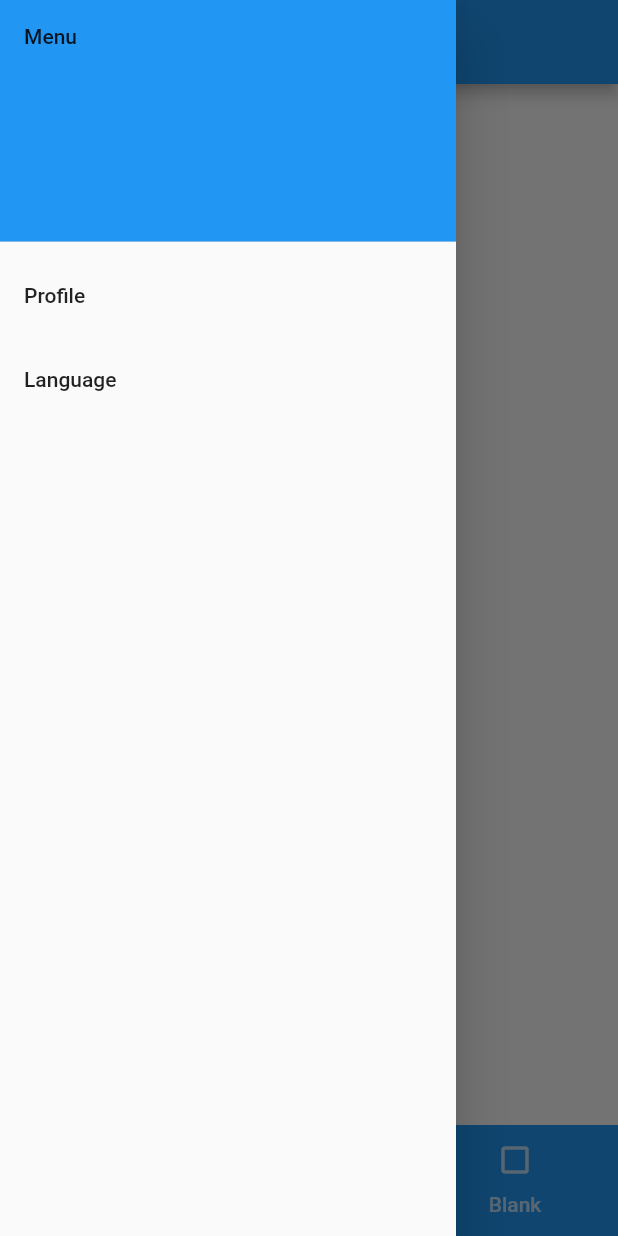
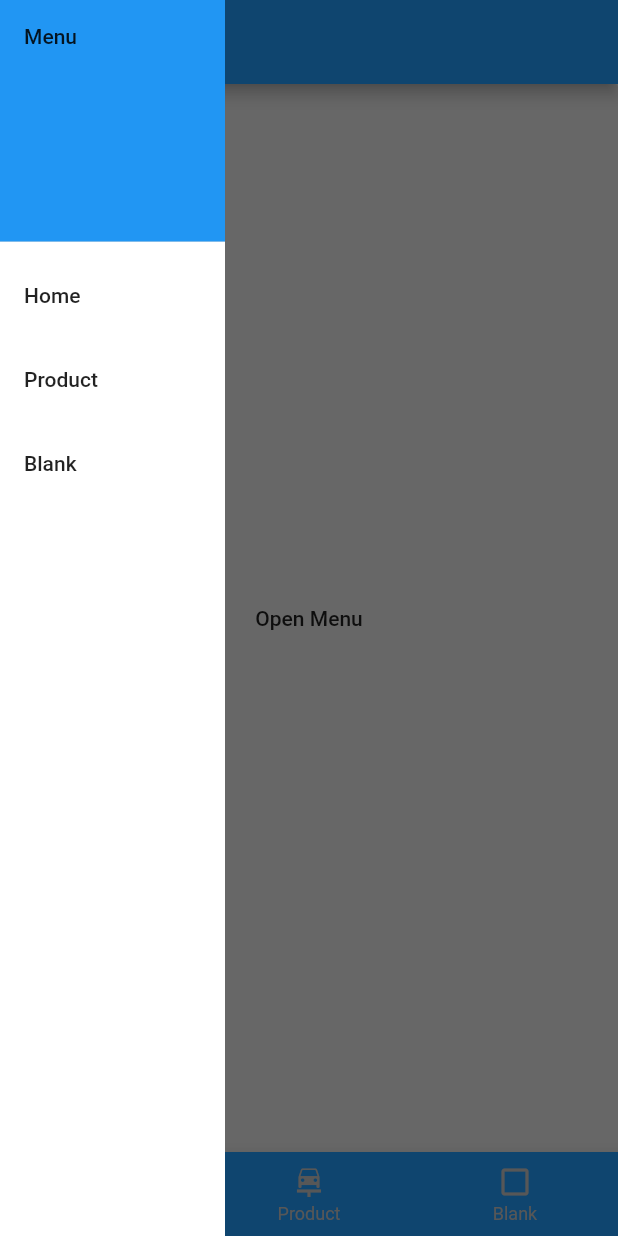
Before and after one commit to vika41130/carousel_slider, a Flutter app: the screen it shows after launch, with the side drawer open, on a phone screen of 412 x 824 dp. Run offline on Flutter 3.47's test engine with Material 2 defaults, Android fonts, the light colour scheme and no system bars.

Commit message:
[bottom_bar] drawer

```diff
--- a/lib/home_container.dart
+++ b/lib/home_container.dart
@@ -1,8 +1,8 @@
 import 'package:flutter/material.dart';
+import 'package:lutoi/model/bottom_tab_bar.model.dart';
 import 'package:lutoi/tab_page/home_tab_page.dart';
 import 'package:lutoi/tab_page/another_tab_page.dart';
 import 'package:lutoi/tab_page/product_tab_page.dart';
-
 
 class HomeContainer extends StatefulWidget {
   HomeContainer({Key key}) : super(key: key);
@@ -12,30 +12,42 @@ class HomeContainer extends StatefulWidget {
 }
 
 class _HomeContainerState extends State<HomeContainer> {
+  int tabIndex = 0;
   List<Widget> pagesList;
+  List<BottomTabBarModel> bottomTabBarList = [];
+  final GlobalKey<ScaffoldState> _scaffoldKey = new GlobalKey<ScaffoldState>();
+
   @override
   void initState() {
     super.initState();
     pagesList = [
-      HomeTabPage(),
+      HomeTabPage(scaffoldKey: _scaffoldKey),
       ProductTabPage(),
       BlankTabPage(),
     ];
+    createBottomTabBarDataList();
+  }
+
+  void createBottomTabBarDataList() {
+    bottomTabBarList.add(BottomTabBarModel(label: 'Home'));
+    bottomTabBarList.add(BottomTabBarModel(label: 'Product'));
+    bottomTabBarList.add(BottomTabBarModel(label: 'Blank'));
   }
 
   @override
   Widget build(BuildContext context) {
-    return MaterialApp(
-      debugShowCheckedModeBanner: false,
-      color: Colors.yellow,
-      home: DefaultTabController(
-        length: 3,
-        child: Scaffold(
-          // endDrawer
-      drawer: Drawer(
+    return Scaffold(
+      key: _scaffoldKey,
+      appBar: AppBar(
+        title: Text('${bottomTabBarList[tabIndex].label}'),
+      ),
+      // drawer: Drawer(
+      drawer: Container(
+        width: 150,
+        color: Colors.white,
         child: ListView(
           padding: EdgeInsets.zero,
-          children: [
+          children: <Widget>[
             DrawerHeader(
               child: Text('Menu'),
               decoration: BoxDecoration(
@@ -43,39 +55,61 @@ class _HomeContainerState extends State<HomeContainer> {
               ),
             ),
             ListTile(
-              title: Text('Profile'),
-              onTap: () {},
+              title: Text('${bottomTabBarList[0].label}'),
+              onTap: () {
+                setState(() {
+                  tabIndex = 0;
+                });
+                Navigator.of(context).pop();
+              },
             ),
             ListTile(
-              title: Text('Language'),
-              onTap: () {},
+              title: Text('${bottomTabBarList[1].label}'),
+              onTap: () {
+                setState(() {
+                  tabIndex = 1;
+                });
+                Navigator.of(context).pop();
+              },
+            ),
+            ListTile(
+              title: Text('${bottomTabBarList[2].label}'),
+              onTap: () {
+                setState(() {
+                  tabIndex = 2;
+                });
+                Navigator.of(context).pop();
+              },
             ),
           ],
         ),
       ),
-          body: TabBarView(
-            // physics: NeverScrollableScrollPhysics(),
-            children: pagesList
-          ),
-          bottomNavigationBar: TabBar(
-            tabs: [
-              Tab(
-                text: 'Home',
-                icon: Icon(Icons.home),
-              ),
-              Tab(
-                text: 'BMW',
-                icon: Icon(Icons.directions_car),
-              ),
-              Tab(
-                text: 'Blank',
-                icon: Icon(Icons.check_box_outline_blank_outlined),
-              ),
-            ],
-          ),
+      body: pagesList[tabIndex],
+      bottomNavigationBar: BottomNavigationBar(
+          selectedItemColor: Colors.white,
+          unselectedItemColor: Colors.grey[400],
           backgroundColor: Theme.of(context).primaryColor,
-        ),
-      ),
+          currentIndex: tabIndex,
+          onTap: (int index) {
+            setState(() {
+              tabIndex = index;
+            });
+          },
+          items: [
+            BottomNavigationBarItem(
+              icon: Icon(Icons.home),
+              label: bottomTabBarList[0].label,
+            ),
+            BottomNavigationBarItem(
+              icon: Icon(Icons.car_repair),
+              label: bottomTabBarList[1].label,
+            ),
+            BottomNavigationBarItem(
+              icon: Icon(Icons.check_box_outline_blank),
+              label: bottomTabBarList[2].label,
+            ),
+          ]),
+      backgroundColor: Theme.of(context).primaryColor,
     );
   }
 }
--- a/lib/main.dart
+++ b/lib/main.dart
@@ -8,10 +8,8 @@ void main() {
 class MyApp extends StatelessWidget {
   @override
   Widget build(BuildContext context) {
-    final title = 'Demo App';
     return MaterialApp(
       debugShowCheckedModeBanner: false,
-      title: title,
       theme: ThemeData(
         primarySwatch: Colors.blue,
       ),
--- /dev/null
+++ b/lib/model/bottom_tab_bar.model.dart
@@ -0,0 +1,5 @@
+class BottomTabBarModel {
+  String label;
+
+  BottomTabBarModel({this.label});
+}
--- a/lib/tab_page/another_tab_page.dart
+++ b/lib/tab_page/another_tab_page.dart
@@ -14,11 +14,9 @@ class _BlankTabPageState extends State<BlankTabPage>
 
   @override
   Widget build(BuildContext context) {
-    return Scaffold(
-      appBar: AppBar(
-        title: Text('Blank'),
-      ),
-      body: Center(
+    return Container(
+      color: Colors.white,
+      child: Center(
         child: Text(
           'Blank',
           style: TextStyle(fontSize: 30),
--- a/lib/tab_page/home_tab_page.dart
+++ b/lib/tab_page/home_tab_page.dart
@@ -1,12 +1,15 @@
 import 'package:flutter/material.dart';
 
 class HomeTabPage extends StatefulWidget {
+  GlobalKey<ScaffoldState> scaffoldKey;
+  HomeTabPage({this.scaffoldKey});
   @override
   _HomeTabPageState createState() => _HomeTabPageState();
 }
 
 class _HomeTabPageState extends State<HomeTabPage>
     with AutomaticKeepAliveClientMixin<HomeTabPage> {
+  // final GlobalKey<ScaffoldState> _scaffoldKey = new GlobalKey<ScaffoldState>();
   @override
   void initState() {
     super.initState();
@@ -14,34 +17,22 @@ class _HomeTabPageState extends State<HomeTabPage>
 
   @override
   Widget build(BuildContext context) {
-    return Scaffold(
-          appBar: AppBar(
-            title: Text('Home'),
-          ),
-          body: Container(
-          // child: Column(
-          //   children: [
-          //     Expanded(
-          //       child: Container(
-          //         decoration: BoxDecoration(
-          //           color: Colors.blue[200],
-          //         ),
-          //         child: Center(
-          //           child: Text(
-          //             'BMW Galery',
-          //             style: TextStyle(
-          //               fontSize: 40,
-          //             ),
-          //           ),
-          //         ),
-          //       ),
-          //     ),
-          //     Image(
-          //       image: AssetImage('assets/images/bmw/bg_bmw.jpg'),
-          //     ),
-          //   ],
-          // ),
+    return Container(
+      width: double.infinity,
+      height: double.infinity,
+      color: Colors.white,
+      child: SizedBox(
+        width: 100,
+        height: 100,
+        child: RaisedButton(
+          child: Text('Open Menu'),
+          onPressed: () {
+            // widget.scaffoldKey.currentState.openDrawer();
+            Scaffold.of(context).openDrawer();
+            // Scaffold.of(context).openEndDrawer();
+          },
         ),
+      ),
     );
   }
 
--- a/lib/tab_page/product_tab_page.dart
+++ b/lib/tab_page/product_tab_page.dart
@@ -24,18 +24,14 @@ class _ProductState extends State<ProductTabPage>
 
   @override
   Widget build(BuildContext context) {
-    return Scaffold(
-      appBar: AppBar(
-        title: Text('Product'),
-      ),
-      body: Container(
+    return Container(
+        color: Colors.white,
         height: MediaQuery.of(context).size.height,
         child: ListView.separated(
           shrinkWrap: true,
           itemCount: list.length,
           itemBuilder: (context, index) {
             return Container(
-                // height: 100,
               child: ProductItem(
                 item: list[index],
               ),
@@ -44,8 +40,7 @@ class _ProductState extends State<ProductTabPage>
           separatorBuilder: (context, index) {
             return Divider();
           },
-          )),
-    );
+        ));
   }
 
   @override
```
Lines whose indentation alone changed are shown as unchanged.
